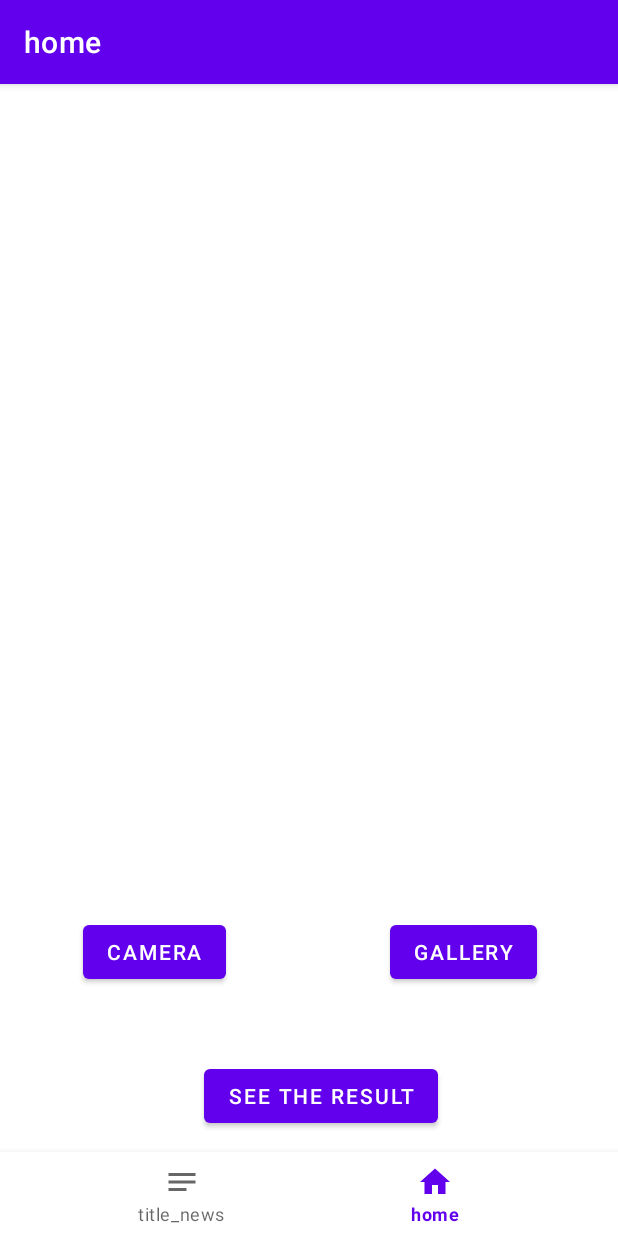
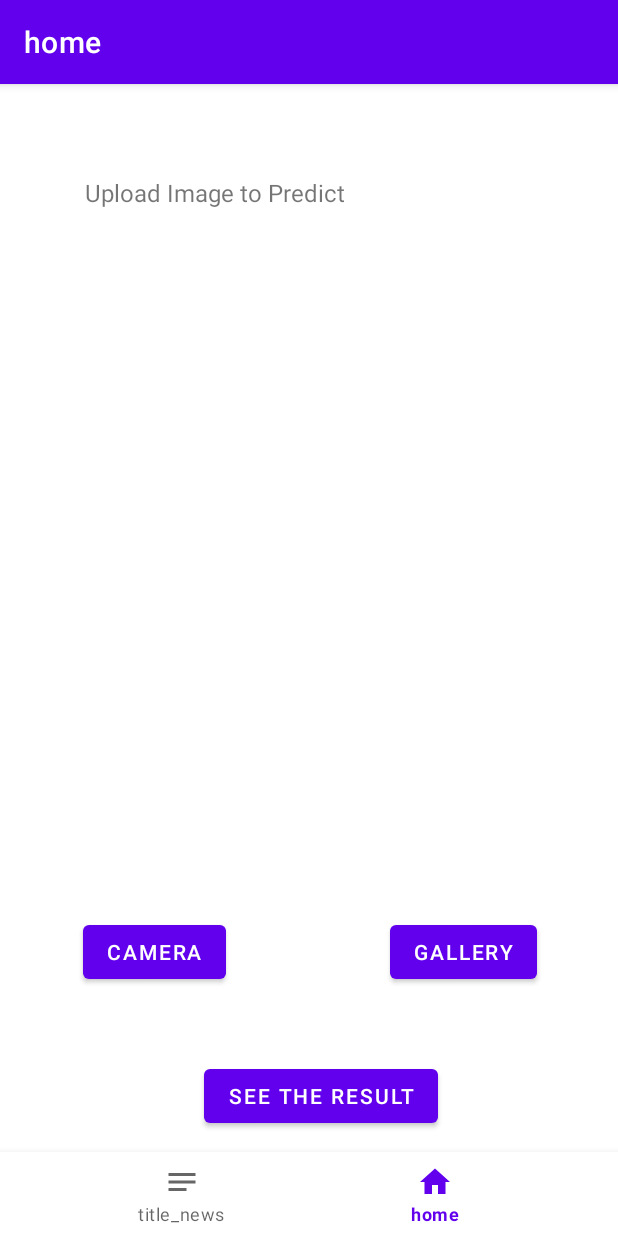
Before and after one commit to ariefdarmawant/MeSkin-B21-CAP0205, an Android app: the screen it shows after launch (MainActivity), on a phone screen of 412 x 824 dp. Run offline under Robolectric (Android 15) with nearby library versions, the light colour scheme and no system bars; our stand-ins replace Firebase (no records; nobody signed in at launch, a user with empty details on screens opened directly), navigation-ui; pictures from the network do not load.

Commit message:
Prediction using gcp android

```diff
--- a/AndroidCapstoneProject/app/src/main/AndroidManifest.xml
+++ b/AndroidCapstoneProject/app/src/main/AndroidManifest.xml
@@ -3,12 +3,14 @@
     package="com.dicoding.android_capstoneproject">
     <uses-permission android:name="android.permission.READ_EXTERNAL_STORAGE" />
     <uses-feature android:name="android.hardware.camera"/>
-
+    <uses-permission android:name="android.permission.INTERNET" />
+    <uses-permission android:name="android.permission.ACCESS_NETWORK_STATE" />
     <application
         android:hardwareAccelerated="true"
         android:allowBackup="true"
         android:icon="@mipmap/ic_launcher"
         android:label="@string/app_name"
+        android:usesCleartextTraffic="true"
         android:roundIcon="@mipmap/ic_launcher_round"
         android:supportsRtl="true"
         android:theme="@style/Theme.AndroidCapstoneProject">
--- a/AndroidCapstoneProject/app/src/main/res/layout/fragment_home.xml
+++ b/AndroidCapstoneProject/app/src/main/res/layout/fragment_home.xml
@@ -59,4 +59,14 @@
         app:layout_constraintTop_toBottomOf="@+id/imageView"
         app:layout_constraintTop_toTopOf="@+id/guideline2" />
 
+    <TextView
+        android:id="@+id/resultField"
+        android:layout_width="285dp"
+        android:layout_height="33dp"
+        android:gravity="center"
+        android:text="Upload Image to Predict"
+        android:textSize="16sp"
+        tools:layout_editor_absoluteX="63dp"
+        tools:layout_editor_absoluteY="40dp" />
+
 </androidx.constraintlayout.widget.ConstraintLayout>
```
Also changed, not shown: AndroidCapstoneProject/app/src/main/java/com/dicoding/android_capstoneproject/ui/home/HomeFragment.kt (+24 -7 lines).
